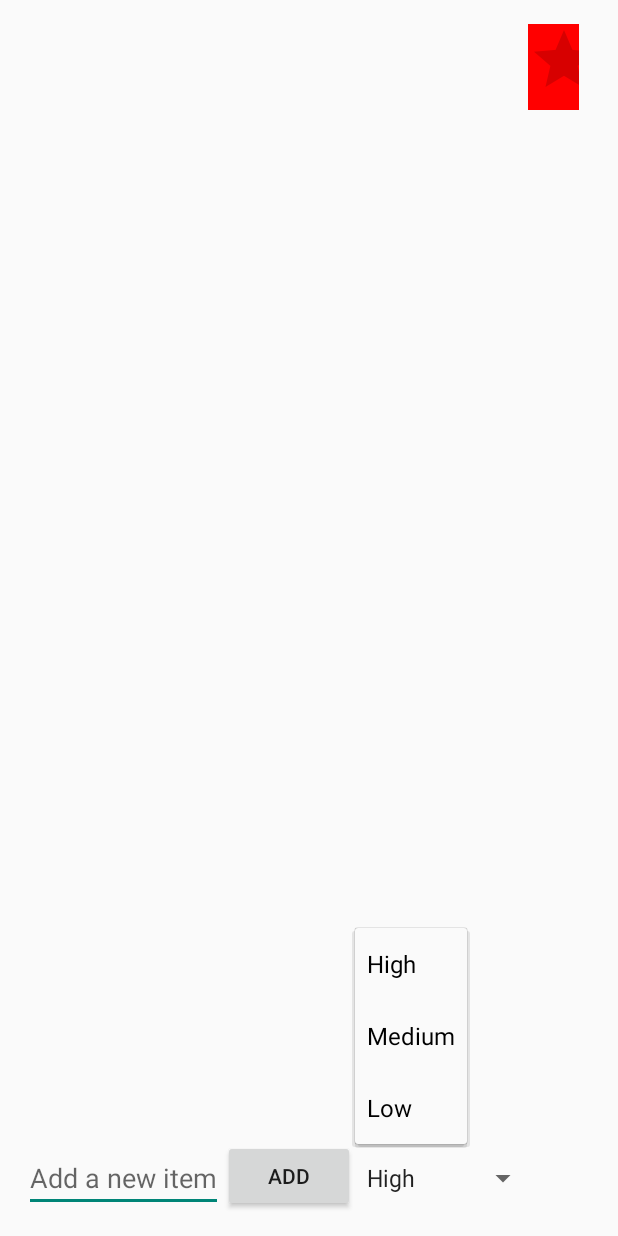
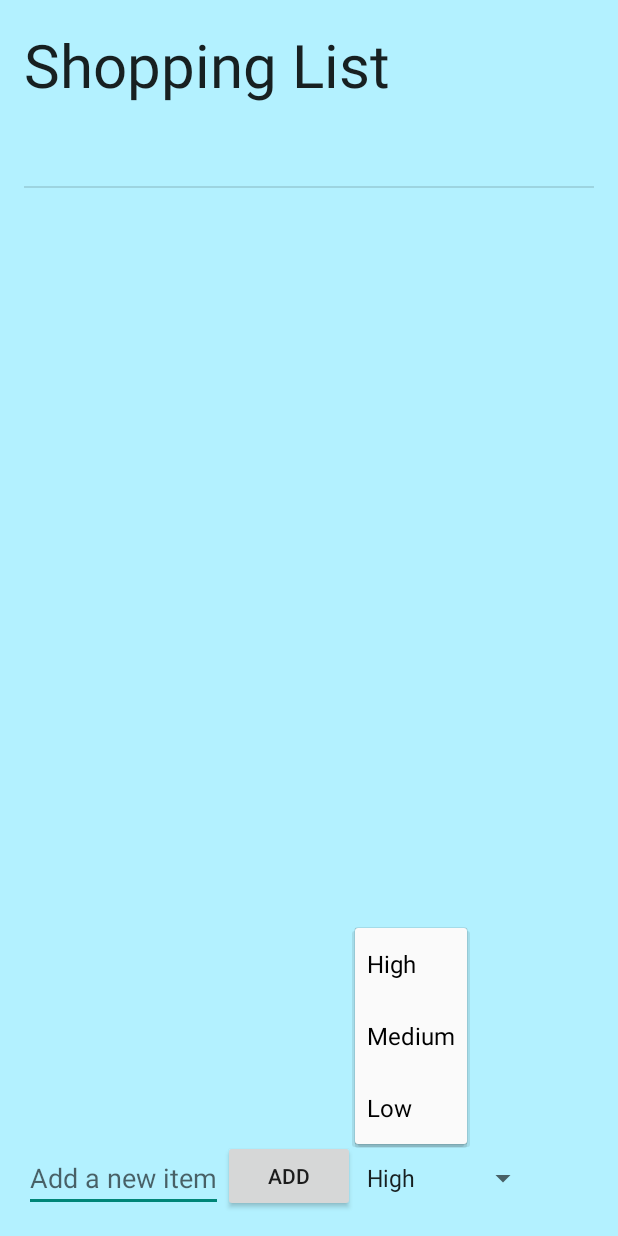
Before and after one commit to davidlevitsky/BasicToDoList, an Android app: the screen it shows after launch (ToDoActivity), after a tap on "High", on a phone screen of 412 x 824 dp. Run offline under Robolectric (Android 15) with nearby library versions, the phone set to English and light mode, and no system bars; 1 other tap on this screen came first.

Commit message:
Updates Before Career Fair

```diff
--- a/app/src/main/java/com/example/david/todoappweek1/CustomAdapter.java
+++ b/app/src/main/java/com/example/david/todoappweek1/CustomAdapter.java
@@ -1,42 +1,44 @@
 package com.example.david.todoappweek1;
 
 import android.content.Context;
+import android.graphics.Color;
 import android.view.LayoutInflater;
 import android.view.View;
 import android.view.ViewGroup;
 import android.widget.ArrayAdapter;
-import android.widget.RatingBar;
 import android.widget.TextView;
 
 import java.util.ArrayList;
 
-public class CustomAdapter extends ArrayAdapter<CustomClass> {
+public class CustomAdapter extends ArrayAdapter<ListItem> {
 
 
-    public CustomAdapter(Context context, ArrayList<CustomClass> activities) {
+    public CustomAdapter(Context context, ArrayList<ListItem> activities) {
         super(context, 0, activities);
     }
 
     @Override
     public View getView(int position, View convertView, ViewGroup parent) {
         // Get the data item for this position
-        CustomClass activity = getItem(position);
+        ListItem activity = getItem(position);
         // Check if an existing view is being reused, otherwise inflate the view
         if (convertView == null) {
             convertView = LayoutInflater.from(getContext()).inflate(R.layout.custom_view_activity, parent, false);
         }
         // Lookup view for data population
         TextView editText = (TextView) convertView.findViewById(R.id.newItemText);
-        RatingBar star = (RatingBar) convertView.findViewById(R.id.ratingBar);
 
         // Populate the data into the template view using the data object
         editText.setText(activity.textItemName);
-        if (activity.textStar.equals("High"))
-        {
-            star.setVisibility(View.VISIBLE);
+        String priority = activity.priority;
+        if (priority.equals("High")){
+            editText.setTextColor(Color.BLUE);
+        }
+        else if (priority.equals("Medium")){
+            editText.setTextColor(Color.MAGENTA);
         }
         else
-        star.setVisibility(View.INVISIBLE);
+            editText.setTextColor(Color.GREEN);
         // Return the completed view to render on screen
         return convertView;
     }
--- a/app/src/main/java/com/example/david/todoappweek1/ToDoActivity.java
+++ b/app/src/main/java/com/example/david/todoappweek1/ToDoActivity.java
@@ -20,61 +20,48 @@
  public class ToDoActivity extends Activity {
 
      private ArrayList<String> todoItems;
-    //CREATING THE ARRAY ADAPTER
      private ArrayAdapter<String> todoAdapter;
-    ArrayList<CustomClass> todoList = new ArrayList<CustomClass>();
-
+     ArrayList<ListItem> todoList = new ArrayList<ListItem>();
      private ListView lvItems;
      public EditText etNewItem;
      public RatingBar ratingBar;
      private Spinner spinner;
+     private final int REQUEST_CODE = 20;
+     Context context = getBaseContext();
+     ArrayList<ListItem> arrayOfactivities;
+     CustomAdapter adapter;
 
-     Context context = getBaseContext();
-     ArrayList<CustomClass> arrayOfactivities;
-     CustomAdapter adapter;
      @Override
     protected void onCreate(Bundle savedInstanceState) {
         super.onCreate(savedInstanceState);
         setContentView(R.layout.activity_to_do); //is this the right content view??
         etNewItem = (EditText)findViewById(R.id.etNewItem);
         lvItems = (ListView)findViewById(R.id.lvItems);
-         ratingBar = (RatingBar)findViewById(R.id.ratingBar);
         populateArrayItems();
         todoAdapter = new ArrayAdapter(getBaseContext(), android.R.layout.simple_list_item_1, todoItems);
-        //lvItems.setAdapter(todoAdapter);
-        //setupListViewListener();
          spinner = (Spinner) findViewById(R.id.spinner);
          // Create an ArrayAdapter using the string array and a default spinner layout
          ArrayAdapter<CharSequence> madapter = ArrayAdapter.createFromResource(this,
                  R.array.planets_array, android.R.layout.simple_spinner_item);
         // Specify the layout to use when the list of choices appears
-         madapter.  setDropDownViewResource(android.R.layout.simple_spinner_dropdown_item);
+         madapter.setDropDownViewResource(android.R.layout.simple_spinner_dropdown_item);
         // Apply the adapter to the spinner
          spinner.setAdapter(madapter);
-
          // Construct the data source
-      arrayOfactivities = new ArrayList<CustomClass>();
+        arrayOfactivities = new ArrayList<ListItem>();
         // Create the adapter to convert the array to views
          adapter = new CustomAdapter(this, arrayOfactivities);
          // Attach the adapter to a ListView
-         ListView listView = (ListView) findViewById(R.id.lvItems);
          lvItems.setAdapter(adapter);
          setupListViewListener();
-
-
-
-
      }
 
 
      private void setupListViewListener() {
          lvItems.setOnItemLongClickListener(new AdapterView.OnItemLongClickListener() {
-
              @Override
              public boolean onItemLongClick(AdapterView<?> hadapter, View item, int position, long id) {
-
                  arrayOfactivities.remove(position); //array data is changed, but adapter isn't notified so fatal error is thrown
-                 //ADD HERE
                  adapter.notifyDataSetChanged();
                   //refreshes data and repopulates the view of the array
                  return true;
@@ -85,11 +72,10 @@
              @Override
              public void onItemClick(AdapterView<?> parent, View view, int position, long id) {
                  Intent i = new Intent(ToDoActivity.this, EditItemActivity.class);
-                 i.putExtra("item name", etNewItem.getText().toString());
+                 i.putExtra("item name", arrayOfactivities.get(position).textItemName.toString());
                  i.putExtra("priority", spinner.getSelectedItem().toString());
                  i.putExtra("position", position); // pass arbitrary data to launched activity
                  startActivityForResult(i, REQUEST_CODE);
-                 //DOESN'T WORK WITH HIGH PRIORITY WHEN A STAR IS IN THE LAYOUT, FIX THIS
 
              }
          });
@@ -101,7 +87,6 @@
          todoItems = new ArrayList<String>();
      }
 
-     private final int REQUEST_CODE = 20;
 
      @Override
      protected void onActivityResult(int requestCode, int resultCode, Intent data) {
@@ -110,26 +95,15 @@
              // Extract name value from result extras
              String name = data.getExtras().getString("name");
              String rating = data.getExtras().getString("priority");
-
              int position = data.getExtras().getInt("position", 0);
-             arrayOfactivities.set(position, new CustomClass(name, rating));
-             //todoItems.set(position, name); //array data is changed, but adapter isn't notified so fatal error is thrown
-             //todoAdapter.notifyDataSetChanged();
+             arrayOfactivities.set(position, new ListItem(name, rating));
              adapter.notifyDataSetChanged();
          }
      }
 
-
-
      public void onAddedItem(View v){
-
          String itemText = etNewItem.getText().toString();
-         //todoAdapter.add(itemText); //adds to array too
-         //CustomAdapter cd = new CustomAdapter(context, todoList);
-         //adapter.add(this);
-         //ToDoActivity newUser = new User("Nathan", "San Diego");
-         //adapter.add(newUser);
-         CustomClass cc = new CustomClass(itemText, spinner.getSelectedItem().toString());
+         ListItem cc = new ListItem(itemText, spinner.getSelectedItem().toString());
          adapter.add(cc);
          adapter.notifyDataSetChanged();
          etNewItem.setText("");
@@ -144,16 +118,10 @@
 
     @Override
     public boolean onOptionsItemSelected(MenuItem item) {
-        // Handle action bar item clicks here. The action bar will
-        // automatically handle clicks on the Home/Up button, so long
-        // as you specify a parent activity in AndroidManifest.xml.
         int id = item.getItemId();
-
-        //noinspection SimplifiableIfStatement
         if (id == R.id.action_settings) {
             return true;
         }
-
         return super.onOptionsItemSelected(item);
     }
 }
--- a/app/src/main/res/layout/activity_edit_item.xml
+++ b/app/src/main/res/layout/activity_edit_item.xml
@@ -5,7 +5,8 @@
     android:paddingTop="@dimen/activity_vertical_margin"
     android:paddingBottom="@dimen/activity_vertical_margin"
     tools:context="com.example.david.todoappweek1.EditItemActivity"
-    android:onClick="onAddedItem">
+    android:onClick="onAddedItem"
+    android:background="#ffb3f1ff">
 
     <RelativeLayout
         android:layout_width="match_parent"
@@ -33,7 +34,6 @@
             android:layout_alignParentTop="true"
             android:layout_alignParentLeft="true"
             android:layout_alignParentStart="true"
-            android:text="Edit Item"
             android:editable="true"
             android:lines="1"
             android:ellipsize="end"
--- a/app/src/main/res/layout/activity_to_do.xml
+++ b/app/src/main/res/layout/activity_to_do.xml
@@ -3,16 +3,18 @@
     android:layout_height="match_parent" android:paddingLeft="@dimen/activity_horizontal_margin"
     android:paddingRight="@dimen/activity_horizontal_margin"
     android:paddingTop="@dimen/activity_vertical_margin"
-    android:paddingBottom="@dimen/activity_vertical_margin" tools:context=".ToDoActivity">
+    android:paddingBottom="@dimen/activity_vertical_margin" tools:context=".ToDoActivity"
+    android:background="#ffb3f1ff">
 
     <ListView
         android:layout_width="wrap_content"
         android:layout_height="wrap_content"
         android:id="@+id/lvItems"
         android:visibility="visible"
-        android:layout_alignParentTop="true"
         android:layout_alignParentLeft="true"
-        android:layout_alignParentStart="true" />
+        android:layout_alignParentStart="true"
+        android:layout_below="@+id/textView"
+        android:layout_above="@+id/btnAdd" />
 
     <EditText
         android:layout_width="wrap_content"
@@ -51,4 +53,15 @@
         android:spinnerMode="dropdown"
         android:clickable="true" />
 
+    <TextView
+        android:layout_width="wrap_content"
+        android:layout_height="wrap_content"
+        android:textAppearance="?android:attr/textAppearanceLarge"
+        android:text="Shopping List"
+        android:id="@+id/textView"
+        android:layout_alignParentTop="true"
+        android:layout_alignParentLeft="true"
+        android:layout_alignParentStart="true"
+        android:textSize="40dp" />
+
 </RelativeLayout>
--- a/app/src/main/res/layout/custom_view_activity.xml
+++ b/app/src/main/res/layout/custom_view_activity.xml
@@ -14,13 +14,4 @@
         android:maxLines="1"
         android:ellipsize="end" />
 
-    <RatingBar
-        android:layout_width="34dp"
-        android:background="#ff0000"
-        android:layout_height="wrap_content"
-        android:id="@+id/ratingBar"
-        android:layout_marginRight="10dp"
-        android:layout_alignParentTop="true"
-        android:layout_alignParentRight="true"
-        android:layout_alignParentEnd="true" />
 </RelativeLayout>
```
Also changed, not shown: app/src/main/java/com/example/david/todoappweek1/EditItemActivity.java (+5 -8 lines), app/src/main/java/com/example/david/todoappweek1/ListItem.java (renamed from app/src/main/java/com/example/david/todoappweek1/CustomClass.java, +4 -4 lines). Lines whose indentation alone changed are shown as unchanged.
